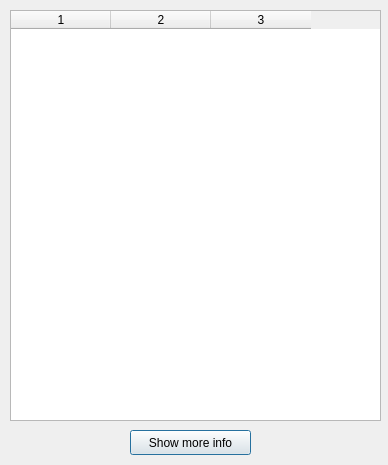
kokos34/Pharmacy, file Pharmacy/pharmaciesform.ui: the form before one commit.
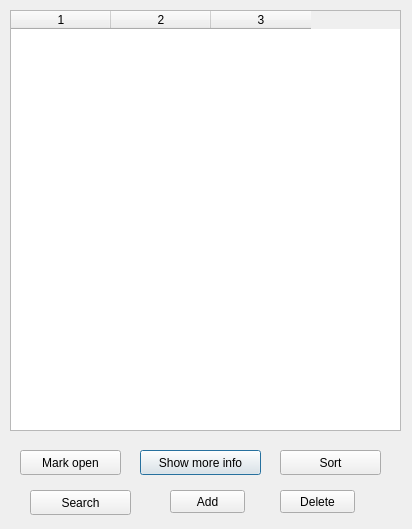
The form after the commit.

Commit message: Merged branch pharmacy into master

Diff of the .ui file:
```diff
--- a/Pharmacy/pharmaciesform.ui
+++ b/Pharmacy/pharmaciesform.ui
@@ -9,14 +9,20 @@
    <rect>
     <x>0</x>
     <y>0</y>
-    <width>388</width>
-    <height>465</height>
+    <width>412</width>
+    <height>529</height>
    </rect>
   </property>
+  <property name="minimumSize">
+   <size>
+    <width>412</width>
+    <height>529</height>
+   </size>
+  </property>
   <property name="maximumSize">
    <size>
-    <width>388</width>
-    <height>465</height>
+    <width>412</width>
+    <height>529</height>
    </size>
   </property>
   <property name="windowTitle">
@@ -30,8 +36,8 @@
     <rect>
      <x>10</x>
      <y>10</y>
-     <width>371</width>
-     <height>411</height>
+     <width>391</width>
+     <height>421</height>
     </rect>
    </property>
    <property name="columnCount">
@@ -44,8 +50,8 @@
   <widget class="QPushButton" name="moreInfo">
    <property name="geometry">
     <rect>
-     <x>130</x>
-     <y>430</y>
+     <x>140</x>
+     <y>450</y>
      <width>121</width>
      <height>25</height>
     </rect>
@@ -54,6 +60,71 @@
     <string>Show more info</string>
    </property>
   </widget>
+  <widget class="QPushButton" name="pushButton">
+   <property name="geometry">
+    <rect>
+     <x>30</x>
+     <y>490</y>
+     <width>101</width>
+     <height>25</height>
+    </rect>
+   </property>
+   <property name="text">
+    <string>Search</string>
+   </property>
+  </widget>
+  <widget class="QPushButton" name="sortButton">
+   <property name="geometry">
+    <rect>
+     <x>280</x>
+     <y>450</y>
+     <width>101</width>
+     <height>25</height>
+    </rect>
+   </property>
+   <property name="text">
+    <string>Sort</string>
+   </property>
+  </widget>
+  <widget class="QPushButton" name="markOpen">
+   <property name="geometry">
+    <rect>
+     <x>20</x>
+     <y>450</y>
+     <width>101</width>
+     <height>25</height>
+    </rect>
+   </property>
+   <property name="text">
+    <string>Mark open</string>
+   </property>
+  </widget>
+  <widget class="QPushButton" name="addPharmacyButton">
+   <property name="geometry">
+    <rect>
+     <x>170</x>
+     <y>490</y>
+     <width>75</width>
+     <height>23</height>
+    </rect>
+   </property>
+   <property name="text">
+    <string>Add</string>
+   </property>
+  </widget>
+  <widget class="QPushButton" name="deleteButton">
+   <property name="geometry">
+    <rect>
+     <x>280</x>
+     <y>490</y>
+     <width>75</width>
+     <height>23</height>
+    </rect>
+   </property>
+   <property name="text">
+    <string>Delete</string>
+   </property>
+  </widget>
  </widget>
  <resources/>
  <connections/>
```
The commit also changes 57 other files.
